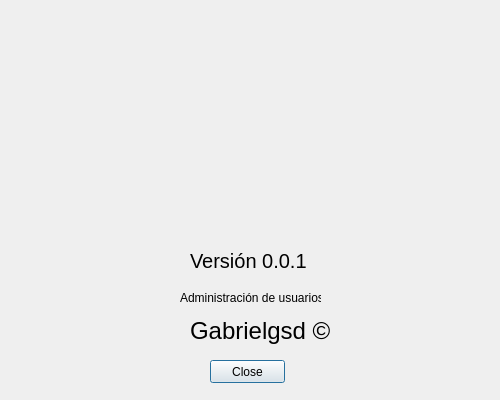
This is templates/dlgAbout.ui in GabrielgsdCIUwU/ID-QTDesigner-practice as Qt 5 draws it before an edit. The edited form follows.
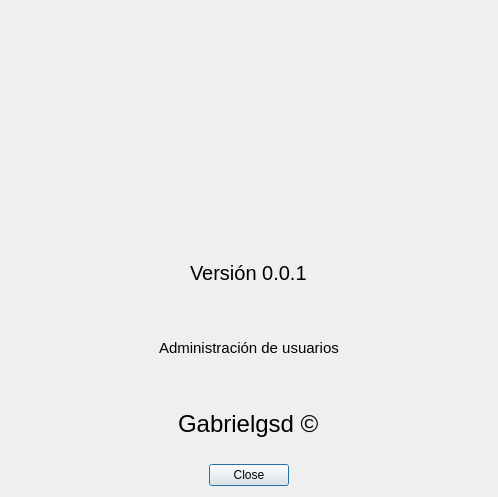
This is the edited form. Icons and pictures are not drawn.

Commit message: feat: reports and change design

What changed in the file:
```diff
--- a/templates/dlgAbout.ui
+++ b/templates/dlgAbout.ui
@@ -9,8 +9,8 @@
    <rect>
     <x>0</x>
     <y>0</y>
-    <width>500</width>
-    <height>400</height>
+    <width>498</width>
+    <height>497</height>
    </rect>
   </property>
   <property name="windowTitle">
@@ -21,59 +21,27 @@
     <normalon>../img/gabrielgsd.jpg</normalon>
    </iconset>
   </property>
+  <property name="layoutDirection">
+   <enum>Qt::LeftToRight</enum>
+  </property>
   <property name="modal">
    <bool>true</bool>
   </property>
-  <widget class="QPushButton" name="btn_close_about">
-   <property name="geometry">
-    <rect>
-     <x>210</x>
-     <y>360</y>
-     <width>75</width>
-     <height>23</height>
-    </rect>
-   </property>
-   <property name="text">
-    <string>Close</string>
-   </property>
-  </widget>
-  <widget class="QLabel" name="label">
-   <property name="geometry">
-    <rect>
-     <x>190</x>
-     <y>310</y>
-     <width>141</width>
-     <height>41</height>
-    </rect>
-   </property>
-   <property name="font">
-    <font>
-     <pointsize>18</pointsize>
-    </font>
-   </property>
-   <property name="text">
-    <string>Gabrielgsd ©</string>
-   </property>
-   <property name="scaledContents">
-    <bool>false</bool>
-   </property>
-   <property name="wordWrap">
-    <bool>false</bool>
-   </property>
-  </widget>
+  <layout class="QGridLayout" name="gridLayout">
+   <item row="0" column="0">
+    <layout class="QVBoxLayout" name="verticalLayout">
+     <item alignment="Qt::AlignHCenter">
   <widget class="QLabel" name="label_2">
-   <property name="geometry">
-    <rect>
-     <x>140</x>
-     <y>0</y>
-     <width>221</width>
-     <height>221</height>
-    </rect>
-   </property>
    <property name="minimumSize">
     <size>
-     <width>50</width>
-     <height>50</height>
+         <width>221</width>
+         <height>221</height>
+        </size>
+       </property>
+       <property name="maximumSize">
+        <size>
+         <width>221</width>
+         <height>221</height>
     </size>
    </property>
    <property name="text">
@@ -86,28 +54,9 @@
     <bool>true</bool>
    </property>
   </widget>
-  <widget class="QLabel" name="label_3">
-   <property name="geometry">
-    <rect>
-     <x>180</x>
-     <y>290</y>
-     <width>141</width>
-     <height>16</height>
-    </rect>
-   </property>
-   <property name="text">
-    <string>Administración de usuarios</string>
-   </property>
-  </widget>
+     </item>
+     <item alignment="Qt::AlignHCenter">
   <widget class="QLabel" name="label_4">
-   <property name="geometry">
-    <rect>
-     <x>190</x>
-     <y>250</y>
-     <width>121</width>
-     <height>21</height>
-    </rect>
-   </property>
    <property name="font">
     <font>
      <pointsize>15</pointsize>
@@ -117,6 +66,47 @@
     <string>Versión 0.0.1</string>
    </property>
   </widget>
+     </item>
+     <item alignment="Qt::AlignHCenter">
+      <widget class="QLabel" name="label_3">
+       <property name="font">
+        <font>
+         <pointsize>11</pointsize>
+        </font>
+       </property>
+       <property name="text">
+        <string>Administración de usuarios</string>
+       </property>
+      </widget>
+     </item>
+     <item alignment="Qt::AlignHCenter">
+      <widget class="QLabel" name="label">
+       <property name="font">
+        <font>
+         <pointsize>18</pointsize>
+        </font>
+       </property>
+       <property name="text">
+        <string>Gabrielgsd ©</string>
+       </property>
+       <property name="scaledContents">
+        <bool>false</bool>
+       </property>
+       <property name="wordWrap">
+        <bool>false</bool>
+       </property>
+      </widget>
+     </item>
+     <item alignment="Qt::AlignHCenter">
+      <widget class="QPushButton" name="btn_close_about">
+       <property name="text">
+        <string>Close</string>
+       </property>
+      </widget>
+     </item>
+    </layout>
+   </item>
+  </layout>
  </widget>
  <resources/>
  <connections/>
```
Lines whose indentation alone changed are shown as unchanged. The commit also changes 7 other files.
